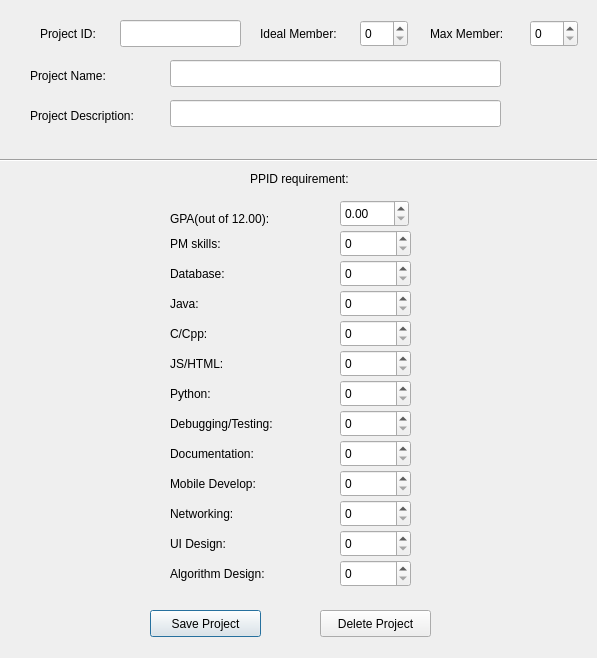
forshakuras/3004, file d2/adminprojwindow.ui: the form before one commit.
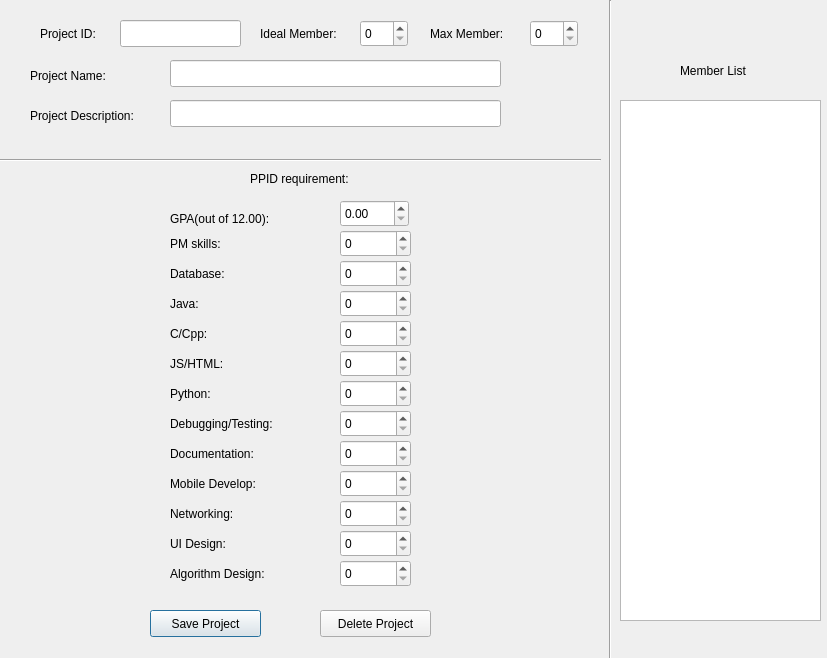
The form after the commit.

```diff
--- a/d2/adminprojwindow.ui
+++ b/d2/adminprojwindow.ui
@@ -6,7 +6,7 @@
    <rect>
     <x>0</x>
     <y>0</y>
-    <width>597</width>
+    <width>827</width>
     <height>658</height>
    </rect>
   </property>
@@ -159,7 +159,7 @@
     <rect>
      <x>0</x>
      <y>150</y>
-     <width>691</width>
+     <width>601</width>
      <height>20</height>
     </rect>
    </property>
@@ -491,6 +491,42 @@
     </rect>
    </property>
   </widget>
+  <widget class="Line" name="line_2">
+   <property name="geometry">
+    <rect>
+     <x>600</x>
+     <y>0</y>
+     <width>20</width>
+     <height>661</height>
+    </rect>
+   </property>
+   <property name="orientation">
+    <enum>Qt::Vertical</enum>
+   </property>
+  </widget>
+  <widget class="QLabel" name="label_20">
+   <property name="geometry">
+    <rect>
+     <x>680</x>
+     <y>50</y>
+     <width>101</width>
+     <height>41</height>
+    </rect>
+   </property>
+   <property name="text">
+    <string>Member List</string>
+   </property>
+  </widget>
+  <widget class="QListView" name="memberlist">
+   <property name="geometry">
+    <rect>
+     <x>620</x>
+     <y>100</y>
+     <width>201</width>
+     <height>521</height>
+    </rect>
+   </property>
+  </widget>
  </widget>
  <resources/>
  <connections/>
```
